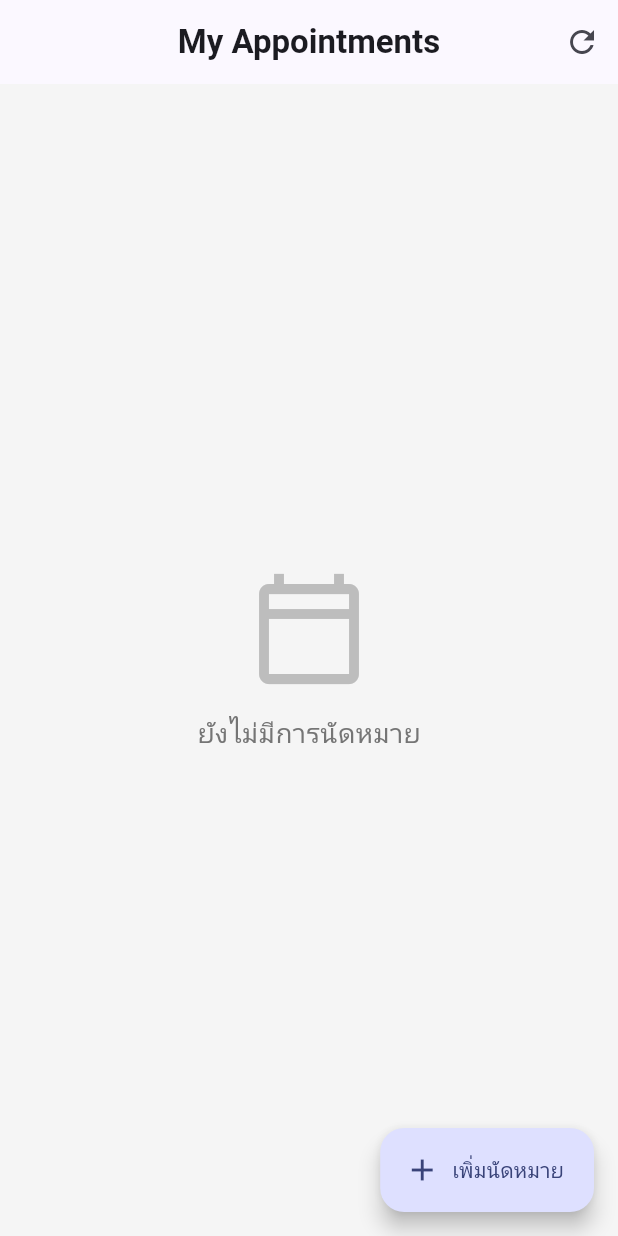
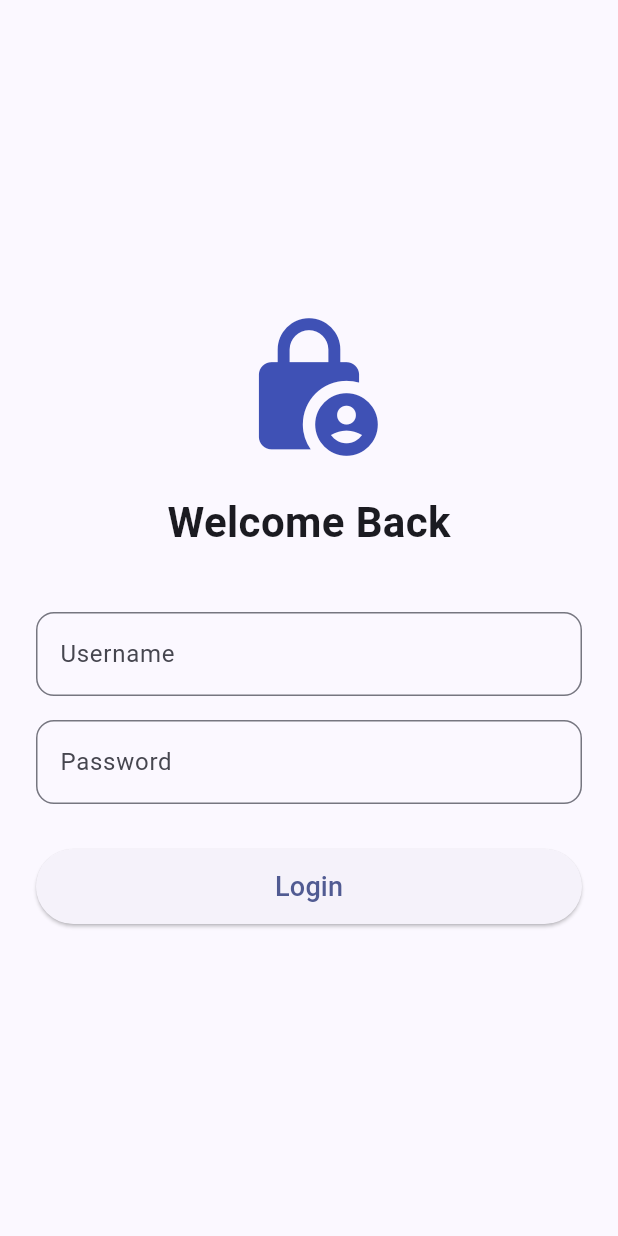
Before and after one commit to haveagrapeday/sche_do_project, a Flutter app: the screen it shows after launch, on a phone screen of 412 x 824 dp. Run offline on Flutter 3.47's test engine with Material 3 defaults, Android fonts, the phone set to English and light mode, and no system bars.

Commit message:
add login and database

```diff
--- /dev/null
+++ b/flutter_app/lib/login_page.dart
@@ -0,0 +1,61 @@
+import 'package:flutter/material.dart';
+import 'task_page.dart'; // import เพื่อไปหน้า Task
+
+class LoginPage extends StatefulWidget {
+  const LoginPage({super.key});
+
+  @override
+  State<LoginPage> createState() => _LoginPageState();
+}
+
+class _LoginPageState extends State<LoginPage> {
+  @override
+  Widget build(BuildContext context) {
+    return Scaffold(
+      body: Padding(
+        padding: const EdgeInsets.all(24.0),
+        child: Column(
+          mainAxisAlignment: MainAxisAlignment.center,
+          children: [
+            const Icon(Icons.lock_person, size: 100, color: Colors.indigo),
+            const SizedBox(height: 20),
+            const Text(
+              "Welcome Back",
+              style: TextStyle(fontSize: 28, fontWeight: FontWeight.bold),
+            ),
+            const SizedBox(height: 40),
+            TextField(
+              decoration: InputDecoration(
+                labelText: "Username",
+                border: OutlineInputBorder(borderRadius: BorderRadius.circular(12)),
+              ),
+            ),
+            const SizedBox(height: 16),
+            TextField(
+              obscureText: true,
+              decoration: InputDecoration(
+                labelText: "Password",
+                border: OutlineInputBorder(borderRadius: BorderRadius.circular(12)),
+              ),
+            ),
+            const SizedBox(height: 30),
+            SizedBox(
+              width: double.infinity,
+              height: 50,
+              child: ElevatedButton(
+                onPressed: () {
+                  // เมื่อกด Login ให้ย้ายไปหน้า TaskPage
+                  Navigator.pushReplacement(
+                    context,
+                    MaterialPageRoute(builder: (context) => const TaskPage()),
+                  );
+                },
+                child: const Text("Login", style: TextStyle(fontSize: 18)),
+              ),
+            ),
+          ],
+        ),
+      ),
+    );
+  }
+}
--- a/flutter_app/lib/main.dart
+++ b/flutter_app/lib/main.dart
@@ -1,172 +1,24 @@
 import 'package:flutter/material.dart';
-import 'package:http/http.dart' as http;
-import 'dart:convert';
+import 'login_page.dart'; // import หน้า Login
 
 void main() {
-  runApp(
-    MaterialApp(
-      debugShowCheckedModeBanner: false,
-      theme: ThemeData(
-        useMaterial3: true,
-        colorSchemeSeed: Colors.indigo, // กำหนดโทนสีของแอป
-      ),
-      home: const MyHome(),
-    ),
-  );
+  runApp(const MyApp());
 }
 
-class MyHome extends StatefulWidget {
-  const MyHome({super.key});
-
-  @override
-  State<MyHome> createState() => _MyHomeState();
-}
-
-class _MyHomeState extends State<MyHome> {
-  List tasks = [];
-  bool isLoading = true;
-
-  Future<void> getTasks() async {
-    setState(() => isLoading = true);
-    final url = Uri.parse(
-      'http://10.0.2.2/sche_do_project/backend_api/get_tasks.php',
-    );
-    try {
-      final response = await http.get(url);
-      if (response.statusCode == 200) {
-        setState(() {
-          tasks = json.decode(response.body);
-          isLoading = false;
-        });
-      }
-    } catch (e) {
-      print("Error: $e");
-      setState(() => isLoading = false);
-    }
-  }
-
-  @override
-  void initState() {
-    super.initState();
-    getTasks();
-  }
+class MyApp extends StatelessWidget {
+  const MyApp({super.key});
 
   @override
   Widget build(BuildContext context) {
-    return Scaffold(
-      backgroundColor: Colors.grey[100],
-      appBar: AppBar(
-        title: const Text(
-          "My Appointments",
-          style: TextStyle(fontWeight: FontWeight.bold),
-        ),
-        centerTitle: true,
-        actions: [
-          IconButton(
-            onPressed: getTasks,
-            icon: const Icon(Icons.refresh),
-          ), // ปุ่มรีเฟรช
-        ],
+    return MaterialApp(
+      debugShowCheckedModeBanner: false,
+      title: 'Sche-Do Project',
+      theme: ThemeData(
+        useMaterial3: true,
+        colorSchemeSeed: Colors.indigo,
       ),
-      body: isLoading
-          ? const Center(child: CircularProgressIndicator())
-          : tasks.isEmpty
-          ? _buildEmptyState()
-          : ListView.builder(
-              padding: const EdgeInsets.symmetric(vertical: 10),
-              itemCount: tasks.length,
-              itemBuilder: (context, index) {
-                return _buildTaskCard(tasks[index]);
-              },
-            ),
-      floatingActionButton: FloatingActionButton.extended(
-        onPressed: () {
-          // ส่วนนี้ไว้ใส่ Navigator ไปหน้าเพิ่มข้อมูลภายหลัง
-        },
-        label: const Text("เพิ่มนัดหมาย"),
-        icon: const Icon(Icons.add),
-      ),
-    );
-  }
-
-  // วิดเจ็ตหน้าว่างเปล่า
-  Widget _buildEmptyState() {
-    return Center(
-      child: Column(
-        mainAxisAlignment: MainAxisAlignment.center,
-        children: [
-          Icon(
-            Icons.calendar_today_outlined,
-            size: 80,
-            color: Colors.grey[400],
-          ),
-          const SizedBox(height: 16),
-          Text(
-            "ยังไม่มีการนัดหมาย",
-            style: TextStyle(fontSize: 18, color: Colors.grey[600]),
-          ),
-        ],
-      ),
-    );
-  }
-
-  // หน้า UI
-  Widget _buildTaskCard(Map item) {
-    return Card(
-      elevation: 2,
-      margin: const EdgeInsets.symmetric(horizontal: 15, vertical: 8),
-      shape: RoundedRectangleBorder(borderRadius: BorderRadius.circular(15)),
-      child: Padding(
-        padding: const EdgeInsets.all(16.0),
-        child: Column(
-          crossAxisAlignment: CrossAxisAlignment.start,
-          children: [
-            Row(
-              mainAxisAlignment: MainAxisAlignment.spaceBetween,
-              children: [
-                Expanded(
-                  child: Text(
-                    item['subject'] ?? 'ไม่มีหัวข้อ',
-                    style: const TextStyle(
-                      fontSize: 18,
-                      fontWeight: FontWeight.bold,
-                      color: Colors.indigo,
-                    ),
-                  ),
-                ),
-                const Icon(Icons.more_vert),
-              ],
-            ),
-            const Divider(height: 20),
-            Text(
-              item['description'] ?? '',
-              style: TextStyle(color: Colors.grey[700], fontSize: 15),
-            ),
-            const SizedBox(height: 15),
-            Row(
-              children: [
-                _buildInfoTag(Icons.calendar_month, item['app_date'] ?? '-'),
-                const SizedBox(width: 15),
-                _buildInfoTag(Icons.access_time, item['app_time'] ?? '-'),
-              ],
-            ),
-          ],
-        ),
-      ),
-    );
-  }
-
-  // วิดเจ็ตแถบข้อมูลเล็กๆ (Tag)
-  Widget _buildInfoTag(IconData icon, String text) {
-    return Row(
-      children: [
-        Icon(icon, size: 16, color: Colors.indigo[300]),
-        const SizedBox(width: 5),
-        Text(
-          text,
-          style: const TextStyle(fontSize: 13, fontWeight: FontWeight.w500),
-        ),
-      ],
+      // เริ่มต้นที่หน้า Login
+      home: const LoginPage(),
     );
   }
 }
```
Also changed, not shown: flutter_app/lib/task_page.dart (added, +152 -0 lines), flutter_app/lib/detail_page.dart (added), flutter_app/lib/register_page.dart (added).
